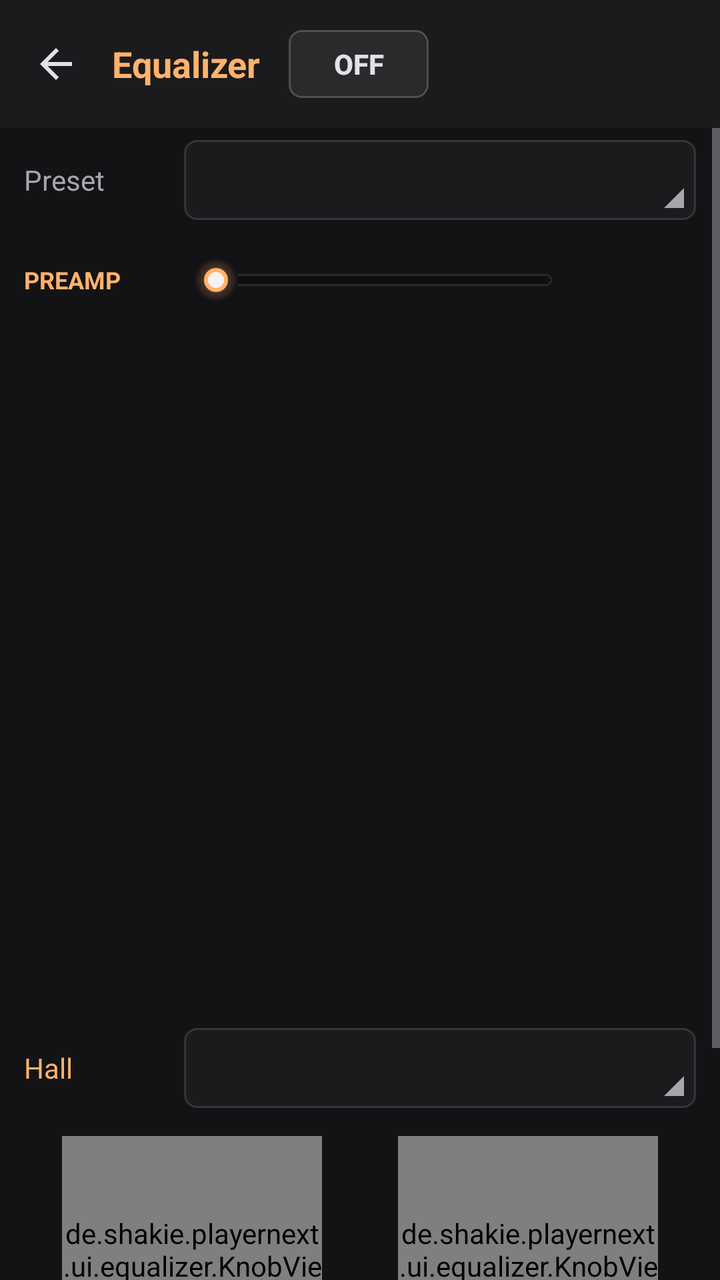
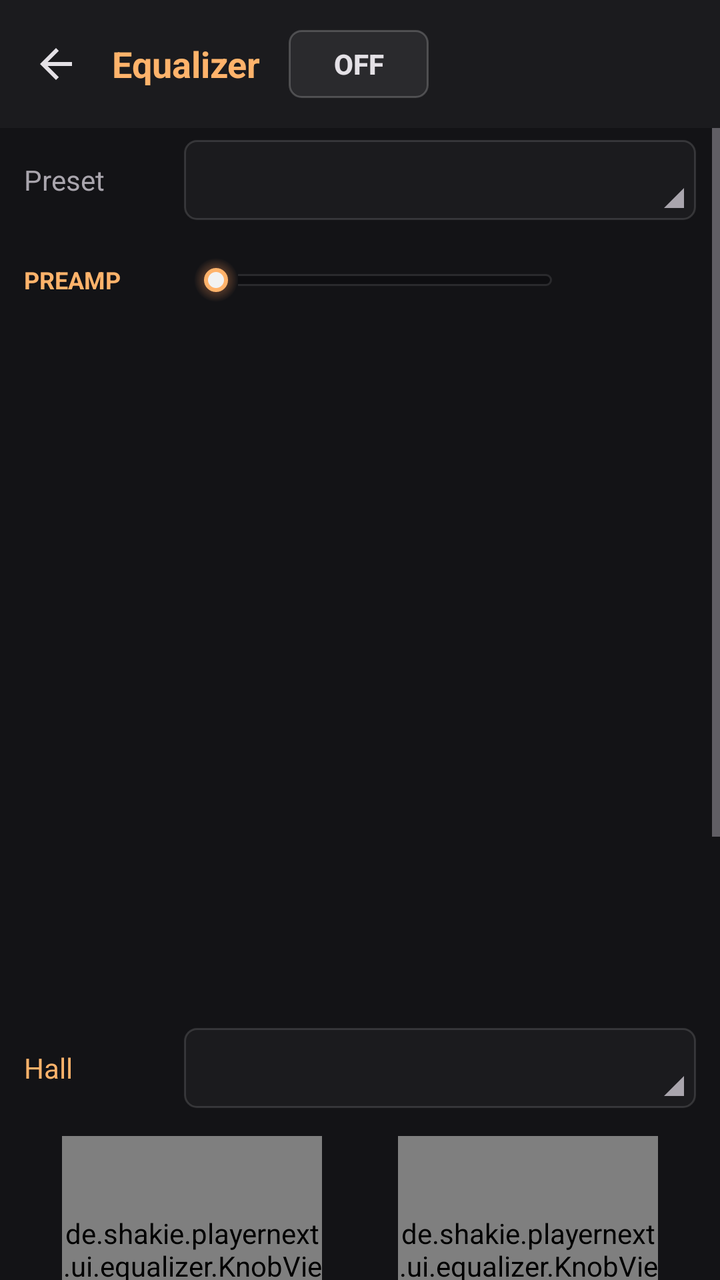

Compare the two renders of this Android layout. The source of the first and the diff that turns it into the second are given below.
<!-- AndroidManifest.xml: application theme Theme.PlayerNext -->
<!-- res/layout/activity_equalizer.xml -->
<?xml version="1.0" encoding="utf-8"?>
<LinearLayout xmlns:android="http://schemas.android.com/apk/res/android"
    xmlns:app="http://schemas.android.com/apk/res-auto"
    xmlns:tools="http://schemas.android.com/tools"
    android:layout_width="match_parent"
    android:layout_height="match_parent"
    android:background="@color/pn_surface"
    android:orientation="vertical">

    <com.google.android.material.appbar.MaterialToolbar
        android:id="@+id/toolbar"
        android:layout_width="match_parent"
        android:layout_height="?attr/actionBarSize"
        android:background="@color/pn_surface_low"
        app:contentInsetStartWithNavigation="0dp"
        app:navigationIcon="@drawable/ic_back"
        app:navigationIconTint="@color/pn_on_surface">

        <LinearLayout
            android:layout_width="wrap_content"
            android:layout_height="match_parent"
            android:gravity="center_vertical"
            android:orientation="horizontal">

            <TextView
                android:layout_width="wrap_content"
                android:layout_height="wrap_content"
                android:text="@string/equalizer"
                android:textColor="?attr/pnAccent"
                android:textSize="18sp"
                android:textStyle="bold" />

            <ToggleButton
                android:id="@+id/eq_toggle"
                android:layout_width="70dp"
                android:layout_height="34dp"
                android:layout_marginStart="14dp"
                android:background="@drawable/toggle_background"
                android:textColor="@color/pn_on_surface"
                android:textOff="OFF"
                android:textOn="ON"
                android:textStyle="bold" />
        </LinearLayout>
    </com.google.android.material.appbar.MaterialToolbar>

    <ScrollView
        android:layout_width="match_parent"
        android:layout_height="0dp"
        android:layout_weight="1"
        android:fillViewport="true">

        <LinearLayout
            android:id="@+id/eq_body"
            android:layout_width="match_parent"
            android:layout_height="wrap_content"
            android:orientation="vertical"
            android:paddingStart="12dp"
            android:paddingEnd="12dp">

            <LinearLayout
                android:layout_width="match_parent"
                android:layout_height="52dp"
                android:gravity="center_vertical"
                android:orientation="horizontal">

                <TextView
                    android:layout_width="80dp"
                    android:layout_height="wrap_content"
                    android:text="@string/eq_preset"
                    android:textColor="@color/pn_on_surface_dim" />

                <TextView
                    android:id="@+id/preset_button"
                    android:layout_width="0dp"
                    android:layout_height="40dp"
                    android:layout_weight="1"
                    android:background="@drawable/spinner_background"
                    android:gravity="center"
                    android:textColor="@color/pn_on_surface"
                    android:textSize="17sp" />
            </LinearLayout>

            <LinearLayout
                android:layout_width="match_parent"
                android:layout_height="48dp"
                android:gravity="center_vertical"
                android:orientation="horizontal">

                <TextView
                    android:layout_width="80dp"
                    android:layout_height="wrap_content"
                    android:text="@string/eq_preamp"
                    android:textColor="?attr/pnAccent"
                    android:textSize="12sp"
                    android:textStyle="bold" />

                <SeekBar
                    android:id="@+id/preamp"
                    android:layout_width="0dp"
                    android:layout_height="wrap_content"
                    android:layout_weight="1"
                    android:max="48"
                    android:progressDrawable="@drawable/seek_progress"
                    android:thumb="@drawable/seek_thumb" />

                <TextView
                    android:id="@+id/preamp_value"
                    android:layout_width="56dp"
                    android:layout_height="wrap_content"
                    android:gravity="end"
                    android:textColor="@color/pn_on_surface_dim"
                    android:textSize="12sp" />
            </LinearLayout>

            <LinearLayout
                android:id="@+id/bands"
                android:layout_width="match_parent"
                android:layout_height="330dp"
                android:layout_marginTop="4dp"
                android:orientation="horizontal" />

            <LinearLayout
                android:layout_width="match_parent"
                android:layout_height="52dp"
                android:layout_marginTop="10dp"
                android:gravity="center_vertical"
                android:orientation="horizontal">

                <TextView
                    android:layout_width="80dp"
                    android:layout_height="wrap_content"
                    android:text="@string/eq_reverb"
                    android:textColor="?attr/pnAccent" />

                <TextView
                    android:id="@+id/reverb_button"
                    android:layout_width="0dp"
                    android:layout_height="40dp"
                    android:layout_weight="1"
                    android:background="@drawable/spinner_background"
                    android:gravity="center"
                    android:textColor="@color/pn_on_surface"
                    android:textSize="16sp" />
            </LinearLayout>

            <LinearLayout
                android:layout_width="match_parent"
                android:layout_height="wrap_content"
                android:layout_marginTop="8dp"
                android:orientation="horizontal">

                <LinearLayout
                    android:layout_width="0dp"
                    android:layout_height="wrap_content"
                    android:layout_weight="1"
                    android:gravity="center_horizontal"
                    android:orientation="vertical">

                    <de.shakie.playernext.ui.equalizer.KnobView
                        android:id="@+id/knob_bass"
                        android:layout_width="130dp"
                        android:layout_height="130dp" />

                    <TextView
                        android:layout_width="wrap_content"
                        android:layout_height="wrap_content"
                        android:text="@string/eq_bass"
                        android:textColor="@color/pn_on_surface" />
                </LinearLayout>

                <LinearLayout
                    android:layout_width="0dp"
                    android:layout_height="wrap_content"
                    android:layout_weight="1"
                    android:gravity="center_horizontal"
                    android:orientation="vertical">

                    <de.shakie.playernext.ui.equalizer.KnobView
                        android:id="@+id/knob_virtualizer"
                        android:layout_width="130dp"
                        android:layout_height="130dp" />

                    <TextView
                        android:layout_width="wrap_content"
                        android:layout_height="wrap_content"
                        android:text="@string/eq_virtualizer"
                        android:textColor="@color/pn_on_surface" />
                </LinearLayout>
            </LinearLayout>

            <LinearLayout
                android:layout_width="match_parent"
                android:layout_height="56dp"
                android:layout_marginBottom="12dp"
                android:gravity="center_vertical"
                android:orientation="horizontal">

                <TextView
                    android:layout_width="80dp"
                    android:layout_height="wrap_content"
                    android:text="@string/eq_volume"
                    android:textColor="?attr/pnAccent" />

                <SeekBar
                    android:id="@+id/volume"
                    android:layout_width="0dp"
                    android:layout_height="wrap_content"
                    android:layout_weight="1"
                    android:progressDrawable="@drawable/seek_progress"
                    android:thumb="@drawable/seek_thumb" />
            </LinearLayout>
        </LinearLayout>
    </ScrollView>
</LinearLayout>
<!-- resources referenced by this layout -->
<resources>
  <color name="pn_on_surface">#E4E1E6</color>
  <color name="pn_on_surface_dim">#A9A5AD</color>
  <color name="pn_surface">#131316</color>
  <color name="pn_surface_low">#1B1B1E</color>
  <!-- drawable ic_back (drawable) -->
  <?xml version="1.0" encoding="utf-8"?>
  <vector xmlns:android="http://schemas.android.com/apk/res/android"
      android:width="24dp"
      android:height="24dp"
      android:viewportWidth="24"
      android:viewportHeight="24">
      <path android:fillColor="@android:color/white" android:pathData="M20,11H7.83l5.59,-5.59L12,4l-8,8 8,8 1.41,-1.41L7.83,13H20v-2z" />
  </vector>
  <string name="eq_bass">Bass</string>
  <string name="eq_preamp">PREAMP</string>
  <string name="eq_preset">Preset</string>
  <string name="eq_reverb">Hall</string>
  <string name="eq_virtualizer">Virtualizer</string>
  <string name="eq_volume">Lautstärke</string>
  <string name="equalizer">Equalizer</string>
  <color name="pn_surface_high">#2A2A2D</color>
  <color name="pn_primary">#FFB36B</color>
  <color name="pn_on_primary">#321100</color>
  <color name="pn_active_bg">#2B1A12</color>
  <color name="pn_primary_strong">#FF7A3D</color>
  <color name="pn_secondary">#FFD08A</color>
  <color name="pn_surface_highest">#343438</color>
  <color name="pn_outline">#B98C70</color>
  <color name="pn_outline_variant">#63422F</color>
  <color name="pn_surface_lowest">#0E0E11</color>
  <style name="Widget.PlayerNext.PopupMenu" parent="Widget.Material3.PopupMenu">
          <item name="android:popupBackground">@drawable/popup_background</item>
      </style>
  <style name="ThemeOverlay.PlayerNext.Dialog" parent="ThemeOverlay.Material3.MaterialAlertDialog">
          <item name="colorPrimary">?attr/pnAccent</item>
          <item name="colorSurface">@color/pn_surface_high</item>
          <item name="colorSurfaceContainerHigh">@color/pn_surface_high</item>
          <item name="colorOnSurface">@color/pn_on_surface</item>
          <item name="android:windowBackground">@drawable/dialog_background</item>
      </style>
  <style name="Widget.PlayerNext.Toolbar" parent="Widget.Material3.Toolbar">
          <item name="android:background">@color/pn_surface_low</item>
          <item name="titleTextColor">@color/pn_on_surface</item>
      </style>
  <!-- drawable ic_close (drawable) -->
  <?xml version="1.0" encoding="utf-8"?>
  <vector xmlns:android="http://schemas.android.com/apk/res/android"
      android:width="24dp"
      android:height="24dp"
      android:viewportWidth="24"
      android:viewportHeight="24">
      <path android:fillColor="@android:color/white" android:pathData="M19,6.41L17.59,5 12,10.59 6.41,5 5,6.41 10.59,12 5,17.59 6.41,19 12,13.41 17.59,19 19,17.59 13.41,12z" />
  </vector>
  <!-- drawable popup_background (drawable) -->
  <?xml version="1.0" encoding="utf-8"?>
  <shape xmlns:android="http://schemas.android.com/apk/res/android" android:shape="rectangle">
      <solid android:color="@color/pn_surface_high" />
      <corners android:radius="10dp" />
      <stroke android:width="1dp" android:color="#22FFFFFF" />
  </shape>
  <!-- drawable dialog_background (drawable) -->
  <?xml version="1.0" encoding="utf-8"?>
  <inset xmlns:android="http://schemas.android.com/apk/res/android"
      android:insetLeft="20dp" android:insetRight="20dp" android:insetTop="24dp" android:insetBottom="24dp">
      <shape android:shape="rectangle">
          <solid android:color="@color/pn_surface_high" />
          <corners android:radius="18dp" />
      </shape>
  </inset>
  <!-- unchanged entries left out for length: 6 -->
</resources>

<!-- the commit's change to res/layout/activity_equalizer.xml (unified diff, before → after) -->
@@ -188,6 +188,123 @@
                 </LinearLayout>
             </LinearLayout>
 
+            <View
+                android:layout_width="match_parent"
+                android:layout_height="1dp"
+                android:layout_marginTop="14dp"
+                android:background="@color/pn_divider" />
+
+            <LinearLayout
+                android:layout_width="match_parent"
+                android:layout_height="52dp"
+                android:gravity="center_vertical"
+                android:orientation="horizontal">
+
+                <TextView
+                    android:layout_width="0dp"
+                    android:layout_height="wrap_content"
+                    android:layout_weight="1"
+                    android:text="@string/eq_loudness"
+                    android:textColor="?attr/pnAccent"
+                    android:textSize="16sp"
+                    android:textStyle="bold" />
+
+                <ToggleButton
+                    android:id="@+id/loud_toggle"
+                    android:layout_width="70dp"
+                    android:layout_height="34dp"
+                    android:background="@drawable/toggle_background"
+                    android:contentDescription="@string/eq_loudness"
+                    android:textColor="@color/pn_on_surface"
+                    android:textOff="OFF"
+                    android:textOn="ON"
+                    android:textStyle="bold" />
+            </LinearLayout>
+
+            <LinearLayout
+                android:layout_width="match_parent"
+                android:layout_height="44dp"
+                android:gravity="center_vertical"
+                android:orientation="horizontal">
+
+                <TextView
+                    android:layout_width="80dp"
+                    android:layout_height="wrap_content"
+                    android:text="@string/eq_loud_threshold"
+                    android:textColor="?attr/pnAccent"
+                    android:textSize="12sp"
+                    android:textStyle="bold" />
+
+                <SeekBar
+                    android:id="@+id/loud_threshold"
+                    android:layout_width="0dp"
+                    android:layout_height="wrap_content"
+                    android:layout_weight="1"
+                    android:max="30"
+                    android:progressDrawable="@drawable/seek_progress"
+                    android:thumb="@drawable/seek_thumb" />
+
+                <TextView
+                    android:id="@+id/loud_threshold_value"
+                    android:layout_width="56dp"
+                    android:layout_height="wrap_content"
+                    android:gravity="end"
+                    android:textColor="@color/pn_on_surface_dim"
+                    android:textSize="12sp" />
+            </LinearLayout>
+
+            <LinearLayout
+                android:layout_width="match_parent"
+                android:layout_height="44dp"
+                android:gravity="center_vertical"
+                android:orientation="horizontal">
+
+                <TextView
+                    android:layout_width="80dp"
+                    android:layout_height="wrap_content"
+                    android:text="@string/eq_loud_output"
+                    android:textColor="?attr/pnAccent"
+                    android:textSize="12sp"
+                    android:textStyle="bold" />
+
+                <SeekBar
+                    android:id="@+id/loud_output"
+                    android:layout_width="0dp"
+                    android:layout_height="wrap_content"
+                    android:layout_weight="1"
+                    android:max="12"
+                    android:progressDrawable="@drawable/seek_progress"
+                    android:thumb="@drawable/seek_thumb" />
+
+                <TextView
+                    android:id="@+id/loud_output_value"
+                    android:layout_width="56dp"
+                    android:layout_height="wrap_content"
+                    android:gravity="end"
+                    android:textColor="@color/pn_on_surface_dim"
+                    android:textSize="12sp" />
+            </LinearLayout>
+
+            <TextView
+                android:id="@+id/loud_summary"
+                android:layout_width="match_parent"
+                android:layout_height="wrap_content"
+                android:layout_marginTop="2dp"
+                android:textColor="@color/pn_on_surface_dim"
+                android:textSize="12sp" />
+
+            <de.shakie.playernext.ui.equalizer.LevelMeterView
+                android:id="@+id/level_meter"
+                android:layout_width="match_parent"
+                android:layout_height="wrap_content"
+                android:layout_marginTop="12dp" />
+
+            <View
+                android:layout_width="match_parent"
+                android:layout_height="1dp"
+                android:layout_marginTop="10dp"
+                android:background="@color/pn_divider" />
+
             <LinearLayout
                 android:layout_width="match_parent"
                 android:layout_height="56dp"
<!-- resource entries referenced after the edit -->
@@ -1,5 +1,6 @@
 <!-- resources referenced by this layout -->
 <resources>
+  <color name="pn_divider">#24242A</color>
   <color name="pn_on_surface">#E4E1E6</color>
   <color name="pn_on_surface_dim">#A9A5AD</color>
   <color name="pn_surface">#131316</color>
@@ -14,6 +15,9 @@
       <path android:fillColor="@android:color/white" android:pathData="M20,11H7.83l5.59,-5.59L12,4l-8,8 8,8 1.41,-1.41L7.83,13H20v-2z" />
   </vector>
   <string name="eq_bass">Bass</string>
+  <string name="eq_loud_output">AUSGANG</string>
+  <string name="eq_loud_threshold">SCHWELLE</string>
+  <string name="eq_loudness">Lautheits-Maximierer</string>
   <string name="eq_preamp">PREAMP</string>
   <string name="eq_preset">Preset</string>
   <string name="eq_reverb">Hall</string>
